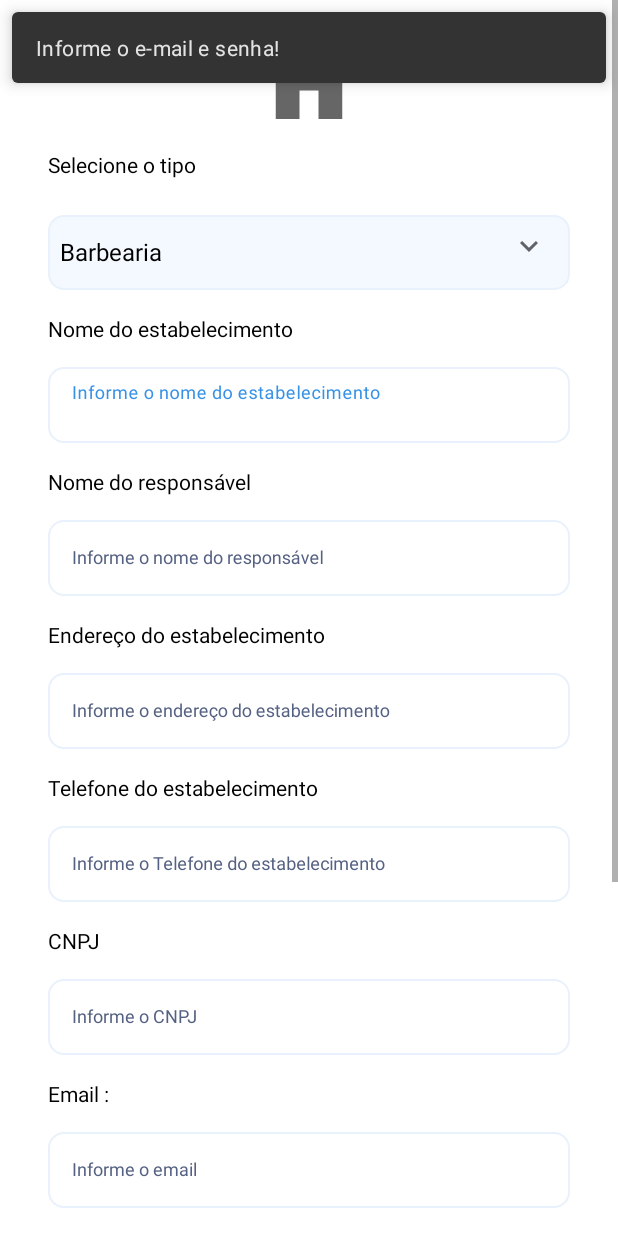
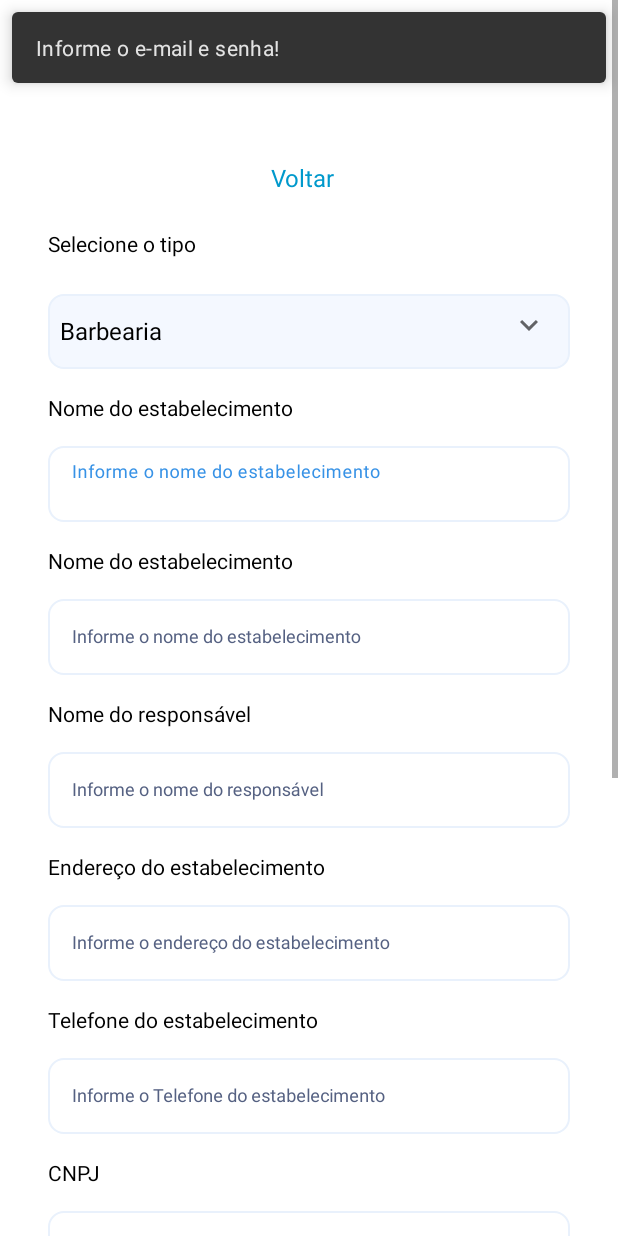
Before and after one commit to produzesistemas/appSaloonPartner, an Android app: the screen it shows after launch (LoginActivity), after a tap on "Não tem uma conta?", on a phone screen of 412 x 824 dp. Run offline under Robolectric (Android 15) with nearby library versions, the phone set to English and light mode, and no system bars; our stand-ins replace CircleImageView, data binding, navigation-ui; pictures from the network do not load; 1 other tap on this screen came first.

Commit message:
Ajustes na tela de registro

```diff
--- a/app/src/main/java/com/produzesistemas/appsaloonpartner/LoginActivity.kt
+++ b/app/src/main/java/com/produzesistemas/appsaloonpartner/LoginActivity.kt
@@ -92,6 +92,11 @@ class LoginActivity : AppCompatActivity(){
             binding.linearLayoutLogin.visibility = View.VISIBLE
         }
 
+        binding.cardViewImage.setOnClickListener{
+            val gallery = Intent(Intent.ACTION_PICK, MediaStore.Images.Media.INTERNAL_CONTENT_URI)
+            startActivityForResult(gallery, pickImage)
+        }
+
         binding.cardViewRegister.setOnClickListener{
             if (this?.let { it1 -> MainUtils.isOnline(it1) }!!) {
 
@@ -99,6 +104,17 @@ class LoginActivity : AppCompatActivity(){
                     MainUtils.snackInTop(it,this.resources.getString(R.string.validation_establishment),Snackbar.LENGTH_LONG)
                     return@setOnClickListener
                 }
+
+                if (binding.profileImage.drawable == null) {
+                    MainUtils.snackInTop(
+                        it,
+                        this.resources.getString(R.string.validation_image),
+                        Snackbar.LENGTH_LONG
+                    )
+                    return@setOnClickListener
+
+                }
+
 
                 if ((binding.editTextEmailRegister.text.toString() == "") || (binding.editTextSecretRegister.text.toString() == "")) {
                     MainUtils.snackInTop(
@@ -127,6 +143,8 @@ class LoginActivity : AppCompatActivity(){
                 register.responsible = binding.editTextResponsableRegister.text.toString()
                 register.address = binding.editTextAdressRegister.text.toString()
                 register.description = binding.editTextEstablishment.text.toString()
+                register.name = binding.editTextEstablishment.text.toString()
+                register.description = binding.editTextDescription.text.toString()
                 register.phoneNumber =  binding.editTextTelephoneRegister.text.toString()
                 register.appName = "AppBeauty"
                 register.typeId = type.id
@@ -229,10 +247,6 @@ class LoginActivity : AppCompatActivity(){
             )
         }
 
-        binding.profileImage.setOnClickListener {
-            val gallery = Intent(Intent.ACTION_PICK, MediaStore.Images.Media.INTERNAL_CONTENT_URI)
-            startActivityForResult(gallery, pickImage)
-        }
     }
 
     override fun onStart() {
--- a/app/src/main/java/com/produzesistemas/appsaloonpartner/model/Register.kt
+++ b/app/src/main/java/com/produzesistemas/appsaloonpartner/model/Register.kt
@@ -9,9 +9,10 @@ data class Register(var email: String = "",
                     var code: String = "",
                     var userName: String = "",
                     var description: String = "",
+                    var name: String = "",
                     var typeId: Int = 0,
                     var appName: String = "",
                     var phoneNumber: String = ""){
-    constructor():this("","","","","","","","","",0)
+    constructor():this("","","","","","","","","","")
 
 }
--- a/app/src/main/res/layout/activity_login.xml
+++ b/app/src/main/res/layout/activity_login.xml
@@ -451,9 +451,44 @@
                     android:layout_width="76dp"
                     android:layout_height="76dp"
                     android:layout_gravity="center|center_horizontal|center_vertical"
-                    android:src="@drawable/ic_baseline_house_24"
                     app:civ_border_color="@color/white"
                     app:civ_border_width="1dp" />
+
+                <androidx.cardview.widget.CardView
+                    android:id="@+id/cardViewImage"
+                    android:layout_width="match_parent"
+                    android:layout_height="wrap_content"
+                    android:layout_gravity="center"
+                    android:layout_marginStart="16dp"
+                    android:layout_marginEnd="16dp"
+                    android:clickable="true"
+                    android:focusable="true"
+                    app:cardCornerRadius="8dp"
+                    app:cardElevation="0dp">
+
+                    <LinearLayout
+                        android:layout_width="match_parent"
+                        android:layout_height="match_parent"
+                        android:gravity="center_horizontal"
+                        android:orientation="horizontal"
+                        android:paddingTop="15dp"
+                        android:paddingBottom="15dp">
+
+                        <TextView
+                            android:layout_width="wrap_content"
+                            android:layout_height="wrap_content"
+                            android:layout_gravity="center"
+                            android:layout_marginEnd="@dimen/margin_7"
+                            android:text="@string/action_go_back"
+                            android:textColor="@android:color/holo_blue_dark"
+                            android:textSize="16dp" />
+
+                    </LinearLayout>
+
+                </androidx.cardview.widget.CardView>
+
+
+
 
                 <TextView
                     android:layout_width="match_parent"
@@ -542,6 +577,41 @@
                         android:maxLength="255" />
 
                 </com.google.android.material.textfield.TextInputLayout>
+
+                <TextView
+                    android:layout_width="match_parent"
+                    android:layout_height="wrap_content"
+                    android:text="@string/establishment"
+                    android:textSize="14dp"
+                    android:layout_marginStart="16dp"
+                    android:layout_marginTop="@dimen/margin_default"
+                    android:layout_marginEnd="16dp"
+                    android:layout_marginBottom="@dimen/margin_default"
+                    android:textColor="@color/black"
+                    />
+
+                <com.google.android.material.textfield.TextInputLayout
+                    android:layout_width="match_parent"
+                    android:layout_height="wrap_content"
+                    android:layout_marginStart="16dp"
+                    android:layout_marginTop="@dimen/margin_default"
+                    android:layout_marginEnd="16dp"
+                    android:layout_marginBottom="@dimen/margin_default"
+                    android:textColorHint="@color/gray"
+                    app:boxStrokeWidth="0dp"
+                    app:boxStrokeWidthFocused="0dp">
+
+                    <EditText
+                        android:id="@+id/editTextDescription"
+                        style="@style/SearchViewStyle"
+                        android:layout_width="match_parent"
+                        android:layout_height="wrap_content"
+                        android:background="@drawable/custom_background_search_view"
+                        android:hint="@string/hint_name"
+                        android:maxLength="255" />
+
+                </com.google.android.material.textfield.TextInputLayout>
+
 
                 <TextView
                     android:layout_width="match_parent"
--- a/app/src/main/res/values/strings.xml
+++ b/app/src/main/res/values/strings.xml
@@ -67,6 +67,7 @@
     <string name="validation_establishment">Informe o nome do estabelecimento.</string>
     <string name="validation_secret_compare">As senhas não conferem.</string>
     <string name="validation_type">Obrigatório selecionar o tipo de estabelecimento.</string>
+    <string name="validation_image">Selecione uma logomarca.</string>
 
 
     <string-array name="ArrayPayment">
```
